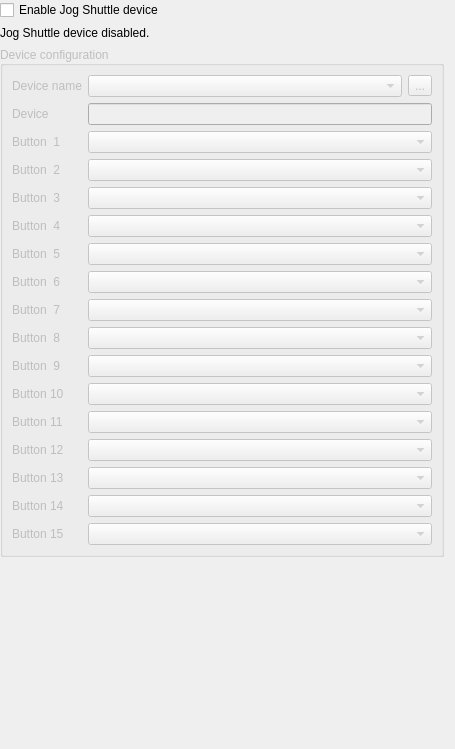
KDE/kdenlive, file src/ui/configjogshuttle_ui.ui: the form before one commit.
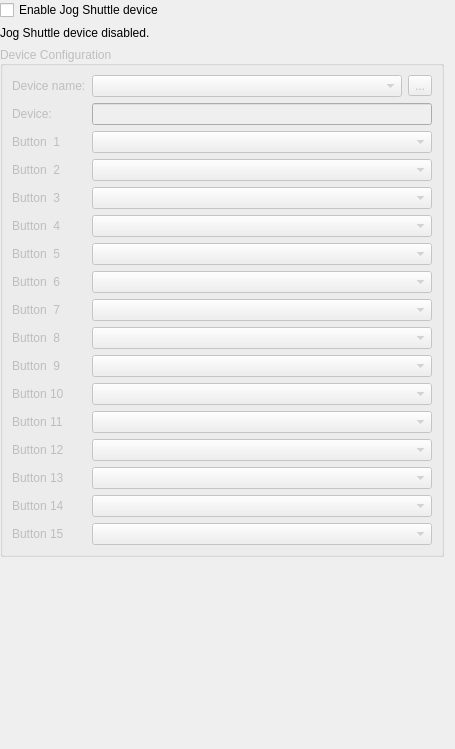
The form after the commit. Icons and pictures are not drawn.

Patch:
```diff
--- a/src/ui/configjogshuttle_ui.ui
+++ b/src/ui/configjogshuttle_ui.ui
@@ -50,7 +50,7 @@
       <bool>false</bool>
      </property>
      <property name="title">
-      <string>Device configuration</string>
+      <string>Device Configuration</string>
      </property>
      <property name="alignment">
       <set>Qt::AlignLeading|Qt::AlignLeft|Qt::AlignVCenter</set>
@@ -98,7 +98,7 @@
          </sizepolicy>
         </property>
         <property name="text">
-         <string>Device</string>
+         <string>Device:</string>
         </property>
        </widget>
       </item>
@@ -179,7 +179,7 @@
          </sizepolicy>
         </property>
         <property name="text">
-         <string>Device name</string>
+         <string>Device name:</string>
         </property>
        </widget>
       </item>
```
